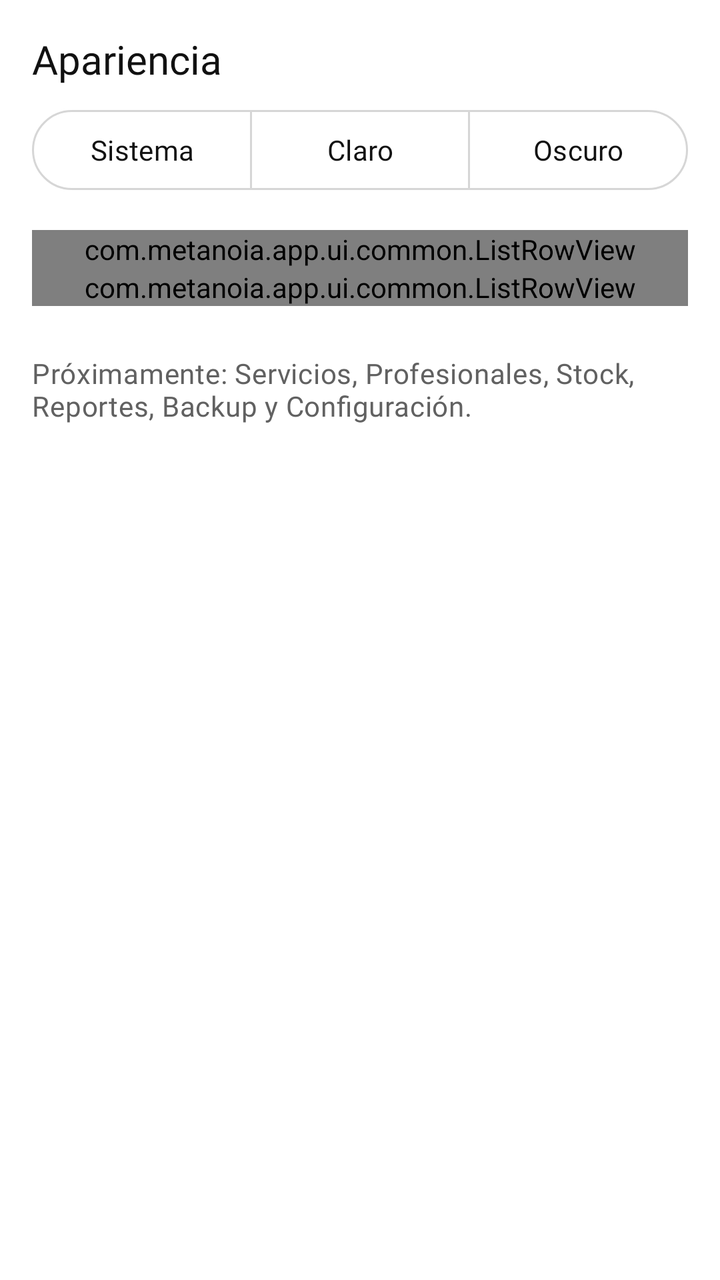
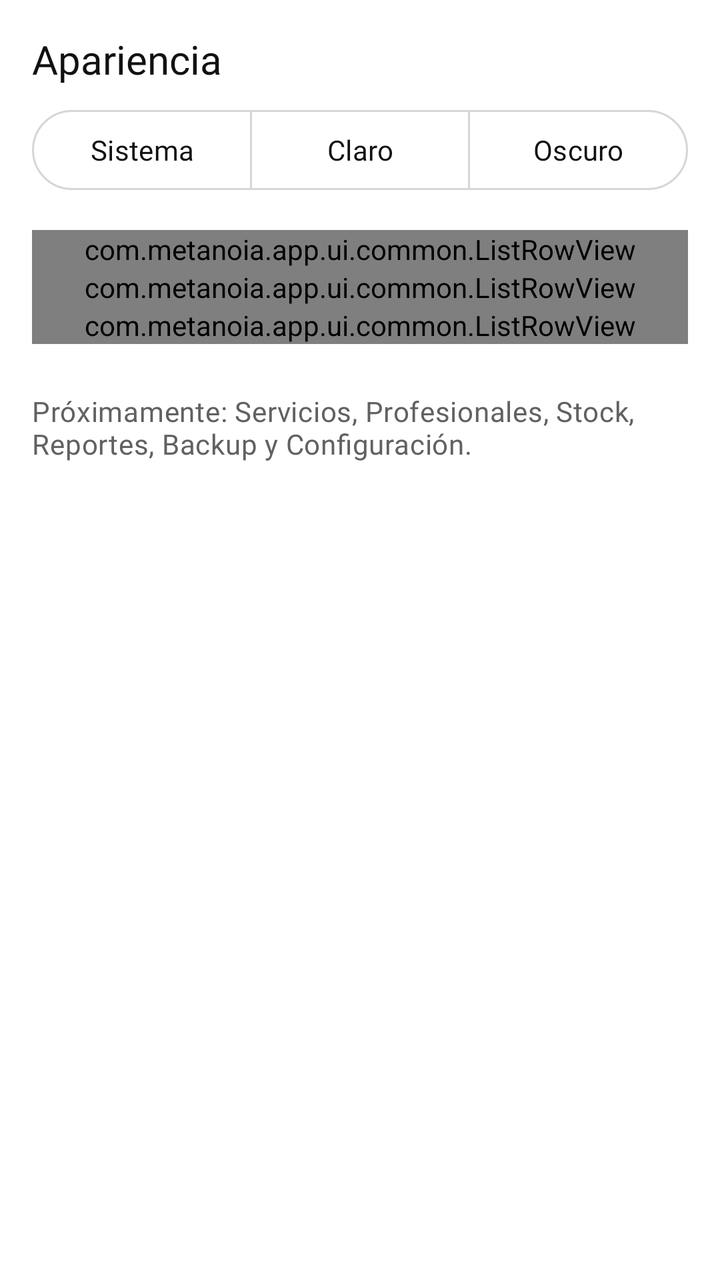

An Android layout rendered at two revisions. The XML below is the earlier revision; the diff shows what the commit changed to produce the second picture.
<!-- AndroidManifest.xml: application theme Theme.Metanoia -->
<!-- res/layout/fragment_more.xml -->
<?xml version="1.0" encoding="utf-8"?>
<ScrollView xmlns:android="http://schemas.android.com/apk/res/android"
    xmlns:app="http://schemas.android.com/apk/res-auto"
    android:layout_width="match_parent"
    android:layout_height="match_parent">

    <LinearLayout
        android:id="@+id/moreContent"
        android:layout_width="match_parent"
        android:layout_height="wrap_content"
        android:orientation="vertical"
        android:padding="@dimen/screen_margin">

        <TextView
            android:layout_width="wrap_content"
            android:layout_height="wrap_content"
            android:text="@string/more_appearance_title"
            android:textAppearance="@style/TextAppearance.Metanoia.Title"
            android:textColor="?attr/colorOnSurface" />

        <com.google.android.material.button.MaterialButtonToggleGroup
            android:id="@+id/themeToggleGroup"
            android:layout_width="match_parent"
            android:layout_height="wrap_content"
            android:layout_marginTop="@dimen/space_s"
            app:selectionRequired="true"
            app:singleSelection="true">

            <com.google.android.material.button.MaterialButton
                android:id="@+id/btnThemeSystem"
                style="@style/Widget.Material3.Button.OutlinedButton"
                android:layout_width="0dp"
                android:layout_height="wrap_content"
                android:layout_weight="1"
                android:minHeight="@dimen/touch_target_min"
                android:text="@string/theme_mode_system" />

            <com.google.android.material.button.MaterialButton
                android:id="@+id/btnThemeLight"
                style="@style/Widget.Material3.Button.OutlinedButton"
                android:layout_width="0dp"
                android:layout_height="wrap_content"
                android:layout_weight="1"
                android:minHeight="@dimen/touch_target_min"
                android:text="@string/theme_mode_light" />

            <com.google.android.material.button.MaterialButton
                android:id="@+id/btnThemeDark"
                style="@style/Widget.Material3.Button.OutlinedButton"
                android:layout_width="0dp"
                android:layout_height="wrap_content"
                android:layout_weight="1"
                android:minHeight="@dimen/touch_target_min"
                android:text="@string/theme_mode_dark" />
        </com.google.android.material.button.MaterialButtonToggleGroup>

        <com.metanoia.app.ui.common.ListRowView
            android:id="@+id/rowSettings"
            android:layout_width="match_parent"
            android:layout_height="wrap_content"
            android:layout_marginTop="@dimen/space_m"
            app:rowShowChevron="true"
            app:rowShowDivider="true"
            app:rowSubtitle="@string/more_settings_subtitle"
            app:rowTitle="@string/more_settings_title" />

        <com.metanoia.app.ui.common.ListRowView
            android:id="@+id/rowAbout"
            android:layout_width="match_parent"
            android:layout_height="wrap_content"
            app:rowShowChevron="true"
            app:rowShowDivider="true"
            app:rowSubtitle="@string/more_about_subtitle"
            app:rowTitle="@string/more_about_title" />

        <com.metanoia.app.ui.common.ListRowView
            android:id="@+id/rowComponentCatalog"
            android:layout_width="match_parent"
            android:layout_height="wrap_content"
            android:visibility="gone"
            app:rowShowChevron="true"
            app:rowShowDivider="true"
            app:rowSubtitle="@string/more_catalog_subtitle"
            app:rowTitle="@string/more_catalog_title" />

        <TextView
            android:layout_width="match_parent"
            android:layout_height="wrap_content"
            android:layout_marginTop="@dimen/space_l"
            android:text="@string/more_upcoming_modules"
            android:textAppearance="@style/TextAppearance.Metanoia.BodySmall"
            android:textColor="?attr/colorOnSurfaceVariant" />
    </LinearLayout>
</ScrollView>
<!-- resources referenced by this layout -->
<resources>
  <dimen name="screen_margin">16dp</dimen>
  <dimen name="space_l">24dp</dimen>
  <dimen name="space_m">16dp</dimen>
  <dimen name="space_s">8dp</dimen>
  <dimen name="touch_target_min">48dp</dimen>
  <string name="more_about_subtitle">Versión de la app e información local</string>
  <string name="more_about_title">Acerca de Metanoia</string>
  <string name="more_appearance_title">Apariencia</string>
  <string name="more_catalog_subtitle">Vista previa de tokens y controles en claro y oscuro</string>
  <string name="more_catalog_title">Catálogo de componentes (debug)</string>
  <string name="more_settings_subtitle">Negocio, horarios, duración de bloques y operadores</string>
  <string name="more_settings_title">Configuración</string>
  <string name="more_upcoming_modules">Próximamente: Servicios, Profesionales, Stock, Reportes, Backup y Configuración.</string>
  <string name="theme_mode_dark">Oscuro</string>
  <string name="theme_mode_light">Claro</string>
  <string name="theme_mode_system">Sistema</string>
  <style name="TextAppearance.Metanoia.BodySmall" parent="TextAppearance.Material3.BodyMedium">
          <item name="fontFamily">@font/inter_regular</item>
          <item name="android:fontFamily">@font/inter_regular</item>
          <item name="android:textSize">14sp</item>
      </style>
  <style name="TextAppearance.Metanoia.Title" parent="TextAppearance.Material3.TitleLarge">
          <item name="fontFamily">@font/montserrat_semibold</item>
          <item name="android:fontFamily">@font/montserrat_semibold</item>
          <item name="android:textSize">20sp</item>
      </style>
  <color name="ink">#111111</color>
  <color name="white">#FFFFFF</color>
  <color name="accent_light">#8C2F39</color>
  <color name="on_accent_light">#FFFFFF</color>
  <color name="accent_container_light">#F3E3E5</color>
  <color name="gray50">#F5F5F5</color>
  <color name="gray200">#D6D6D6</color>
  <color name="gray100">#EBEBEB</color>
  <color name="gray600">#616161</color>
  <style name="TextAppearance.Metanoia.Body" parent="TextAppearance.Material3.BodyLarge">
          <item name="fontFamily">@font/inter_regular</item>
          <item name="android:fontFamily">@font/inter_regular</item>
          <item name="android:textSize">16sp</item>
      </style>
  <style name="TextAppearance.Metanoia.Caption" parent="TextAppearance.Material3.BodySmall">
          <item name="fontFamily">@font/inter_regular</item>
          <item name="android:fontFamily">@font/inter_regular</item>
          <item name="android:textSize">12sp</item>
      </style>
  <style name="TextAppearance.Metanoia.Label" parent="TextAppearance.Material3.LabelLarge">
          <item name="fontFamily">@font/inter_medium</item>
          <item name="android:fontFamily">@font/inter_medium</item>
          <item name="android:textSize">14sp</item>
      </style>
  <!-- unchanged entries left out for length: 1 -->
</resources>

<!-- the commit's change to res/layout/fragment_more.xml (unified diff, before → after) -->
@@ -55,10 +55,19 @@
         </com.google.android.material.button.MaterialButtonToggleGroup>
 
         <com.metanoia.app.ui.common.ListRowView
+            android:id="@+id/rowServices"
+            android:layout_width="match_parent"
+            android:layout_height="wrap_content"
+            android:layout_marginTop="@dimen/space_m"
+            app:rowShowChevron="true"
+            app:rowShowDivider="true"
+            app:rowSubtitle="@string/more_services_subtitle"
+            app:rowTitle="@string/more_services_title" />
+
+        <com.metanoia.app.ui.common.ListRowView
             android:id="@+id/rowSettings"
             android:layout_width="match_parent"
             android:layout_height="wrap_content"
-            android:layout_marginTop="@dimen/space_m"
             app:rowShowChevron="true"
             app:rowShowDivider="true"
             app:rowSubtitle="@string/more_settings_subtitle"
<!-- resource entries referenced after the edit -->
@@ -10,6 +10,8 @@
   <string name="more_appearance_title">Apariencia</string>
   <string name="more_catalog_subtitle">Vista previa de tokens y controles en claro y oscuro</string>
   <string name="more_catalog_title">Catálogo de componentes (debug)</string>
+  <string name="more_services_subtitle">Catálogo de precios, duraciones y coloración</string>
+  <string name="more_services_title">Servicios</string>
   <string name="more_settings_subtitle">Negocio, horarios, duración de bloques y operadores</string>
   <string name="more_settings_title">Configuración</string>
   <string name="more_upcoming_modules">Próximamente: Servicios, Profesionales, Stock, Reportes, Backup y Configuración.</string>
